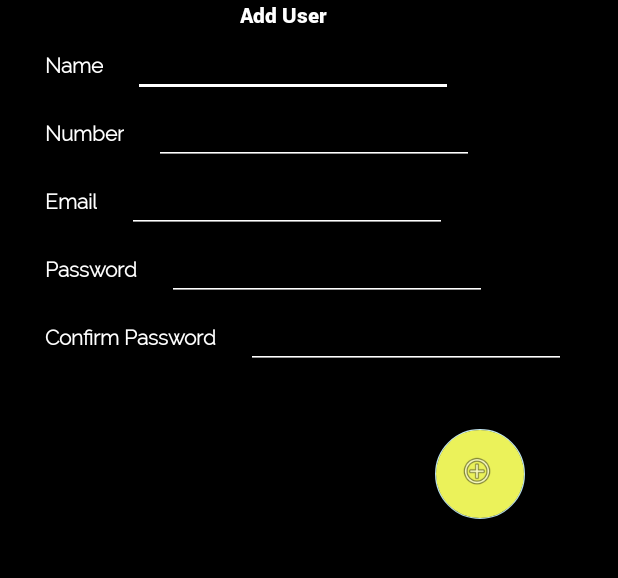
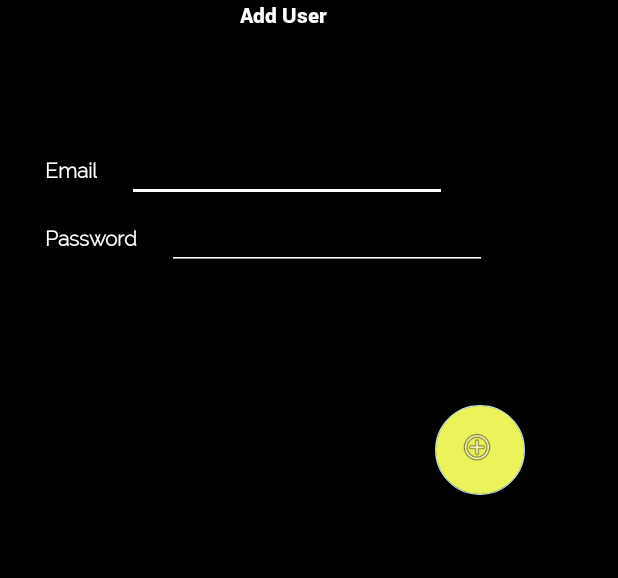
Before and after one commit to caoimhemalone/SoftwareProject, an Android app: the Register screen opened directly, with no data from a screen before it, on a phone screen of 412 x 824 dp, the part 147-725 px from its top. Run offline under Robolectric (Android 15) with nearby library versions, the phone set to English and light mode, and no system bars; our stand-ins replace Firebase (no records; nobody signed in at launch, a user with empty details on screens opened directly); 3 statements that could not run were skipped.

Commit message:
Fixed firebase issue
Updated the dependancy

```diff
--- a/SoftwareProjectAndroid/app/build.gradle
+++ b/SoftwareProjectAndroid/app/build.gradle
@@ -11,6 +11,8 @@ buildscript {
 
     dependencies {
         classpath 'com.android.tools.build:gradle:3.1.2'
+        classpath 'com.google.gms:google-services:3.3.1'
+
     }
 }
 
@@ -40,6 +42,7 @@ dependencies {
     implementation 'com.android.support:support-v4:26.1.0'
     implementation 'com.android.support:design:26.1.0'
     implementation 'com.android.support.constraint:constraint-layout:1.0.2'
+    implementation 'com.google.firebase:firebase-database:12.0.1'
     testImplementation 'junit:junit:4.12'
     androidTestImplementation 'com.android.support.test:runner:1.0.1'
     androidTestImplementation 'com.android.support.test.espresso:espresso-core:3.0.1'
@@ -49,6 +52,7 @@ dependencies {
     implementation 'com.android.support:multidex:1.0.0'
     implementation('com.amazonaws:aws-android-sdk-mobile-client:2.6.+@aar') { transitive = true; }
     implementation 'com.google.firebase:firebase-core:12.0.1'
+
 }
 
 apply plugin: 'com.google.gms.google-services'
--- a/SoftwareProjectAndroid/app/src/main/res/layout/login_content.xml
+++ b/SoftwareProjectAndroid/app/src/main/res/layout/login_content.xml
@@ -70,17 +70,17 @@
                 android:textStyle="bold"
                 />
 
-            <Button
-                android:id="@+id/LoginAM"
-                android:layout_width="150dp"
-                android:layout_height="wrap_content"
-                android:text="@string/loginAM"
-                android:layout_marginStart="120dp"
-                android:layout_marginTop="20dp"
-                android:textColor="@color/white"
-                android:background="@color/amazon"
-                android:fontFamily="@font/ralewaylight"
-                android:textStyle="bold"/>
+            <!--<Button-->
+                <!--android:id="@+id/LoginAM"-->
+                <!--android:layout_width="150dp"-->
+                <!--android:layout_height="wrap_content"-->
+                <!--android:text="@string/loginAM"-->
+                <!--android:layout_marginStart="120dp"-->
+                <!--android:layout_marginTop="20dp"-->
+                <!--android:textColor="@color/white"-->
+                <!--android:background="@color/amazon"-->
+                <!--android:fontFamily="@font/ralewaylight"-->
+                <!--android:textStyle="bold"/>-->
 
             <Button
                 android:id="@+id/SignUp"
--- a/SoftwareProjectAndroid/app/src/main/res/layout/register_content.xml
+++ b/SoftwareProjectAndroid/app/src/main/res/layout/register_content.xml
@@ -36,67 +36,70 @@
             android:textColor="@color/white"
             android:fontFamily="@font/robotoblack"
             android:textAlignment="center"
+            android:layout_marginBottom="70dp"
             />
 
-        <LinearLayout
-            android:layout_width="wrap_content"
-            android:layout_height="wrap_content"
-            android:orientation="horizontal"
-            android:id="@+id/nameLayout">
+        <!--<LinearLayout-->
+            <!--android:layout_width="wrap_content"-->
+            <!--android:layout_height="wrap_content"-->
+            <!--android:orientation="horizontal"-->
+            <!--android:id="@+id/nameLayout">-->
 
-            <TextView
-                android:id="@+id/auNameTV"
-                android:layout_width="match_parent"
-                android:layout_height="wrap_content"
-                android:text="@string/name"
-                android:layout_marginLeft="30dp"
-                android:textColor="@color/white"
-                android:fontFamily="@font/ralewaylight"
-                android:textStyle="bold"/>
+            <!--<TextView-->
+                <!--android:id="@+id/auNameTV"-->
+                <!--android:layout_width="match_parent"-->
+                <!--android:layout_height="wrap_content"-->
+                <!--android:text="@string/name"-->
+                <!--android:layout_marginLeft="30dp"-->
+                <!--android:textColor="@color/white"-->
+                <!--android:fontFamily="@font/ralewaylight"-->
+                <!--android:textStyle="bold"/>-->
 
-            <EditText
-                android:id="@+id/auNameET"
-                android:layout_width="wrap_content"
-                android:layout_height="wrap_content"
-                android:layout_weight="1"
-                android:layout_marginLeft="20dp"
-                android:ems="10"
-                android:inputType="textPersonName"
-                android:backgroundTint="@color/white"
-                />
+            <!--<EditText-->
+                <!--android:id="@+id/auNameET"-->
+                <!--android:layout_width="wrap_content"-->
+                <!--android:layout_height="wrap_content"-->
+                <!--android:layout_weight="1"-->
+                <!--android:layout_marginLeft="20dp"-->
+                <!--android:ems="10"-->
+                <!--android:inputType="textPersonName"-->
+                <!--android:backgroundTint="@color/white"-->
+                <!--android:textColor="@color/white"-->
+                <!--/>-->
 
 
-        </LinearLayout>
+        <!--</LinearLayout>-->
 
-        <LinearLayout
-            android:layout_width="wrap_content"
-            android:layout_height="wrap_content"
-            android:orientation="horizontal"
-            android:id="@+id/numberLayout">
+        <!--<LinearLayout-->
+            <!--android:layout_width="wrap_content"-->
+            <!--android:layout_height="wrap_content"-->
+            <!--android:orientation="horizontal"-->
+            <!--android:id="@+id/numberLayout">-->
 
-            <TextView
-                android:id="@+id/auNumTV"
-                android:layout_width="match_parent"
-                android:layout_height="wrap_content"
-                android:text="@string/number"
-                android:layout_marginLeft="30dp"
-                android:textColor="@color/white"
-                android:fontFamily="@font/ralewaylight"
-                android:textStyle="bold"/>
+            <!--<TextView-->
+                <!--android:id="@+id/auNumTV"-->
+                <!--android:layout_width="match_parent"-->
+                <!--android:layout_height="wrap_content"-->
+                <!--android:text="@string/number"-->
+                <!--android:layout_marginLeft="30dp"-->
+                <!--android:textColor="@color/white"-->
+                <!--android:fontFamily="@font/ralewaylight"-->
+                <!--android:textStyle="bold"/>-->
 
-            <EditText
-                android:id="@+id/auNumET"
-                android:layout_width="wrap_content"
-                android:layout_height="wrap_content"
-                android:layout_weight="1"
-                android:layout_marginLeft="20dp"
-                android:ems="10"
-                android:inputType="text|number"
-                android:backgroundTint="@color/white"
-                />
+            <!--<EditText-->
+                <!--android:id="@+id/auNumET"-->
+                <!--android:layout_width="wrap_content"-->
+                <!--android:layout_height="wrap_content"-->
+                <!--android:layout_weight="1"-->
+                <!--android:layout_marginLeft="20dp"-->
+                <!--android:ems="10"-->
+                <!--android:inputType="text|number"-->
+                <!--android:backgroundTint="@color/white"-->
+                <!--android:textColor="@color/white"-->
+                <!--/>-->
 
 
-        </LinearLayout>
+        <!--</LinearLayout>-->
 
 
         <LinearLayout
@@ -124,6 +127,7 @@
                 android:ems="10"
                 android:inputType="textEmailAddress"
                 android:backgroundTint="@color/white"
+                android:textColor="@color/white"
                 />
 
 
@@ -154,40 +158,42 @@
                 android:ems="10"
                 android:inputType="textPassword"
                 android:backgroundTint="@color/white"
+                android:textColor="@color/white"
                 />
 
 
         </LinearLayout>
 
-        <LinearLayout
-            android:layout_width="wrap_content"
-            android:layout_height="wrap_content"
-            android:orientation="horizontal"
-            android:id="@+id/ConpasswordLayout">
+        <!--<LinearLayout-->
+            <!--android:layout_width="wrap_content"-->
+            <!--android:layout_height="wrap_content"-->
+            <!--android:orientation="horizontal"-->
+            <!--android:id="@+id/ConpasswordLayout">-->
 
-            <TextView
-                android:id="@+id/auConPwordTV"
-                android:layout_width="match_parent"
-                android:layout_height="wrap_content"
-                android:text="@string/conPword"
-                android:layout_marginLeft="30dp"
-                android:textColor="@color/white"
-                android:fontFamily="@font/ralewaylight"
-                android:textStyle="bold"/>
+            <!--<TextView-->
+                <!--android:id="@+id/auConPwordTV"-->
+                <!--android:layout_width="match_parent"-->
+                <!--android:layout_height="wrap_content"-->
+                <!--android:text="@string/conPword"-->
+                <!--android:layout_marginLeft="30dp"-->
+                <!--android:textColor="@color/white"-->
+                <!--android:fontFamily="@font/ralewaylight"-->
+                <!--android:textStyle="bold"/>-->
 
-            <EditText
-                android:id="@+id/auConPwordET"
-                android:layout_width="wrap_content"
-                android:layout_height="wrap_content"
-                android:layout_weight="1"
-                android:layout_marginLeft="20dp"
-                android:ems="10"
-                android:inputType="textPassword"
-                android:backgroundTint="@color/white"
-                />
+            <!--<EditText-->
+                <!--android:id="@+id/auConPwordET"-->
+                <!--android:layout_width="wrap_content"-->
+                <!--android:layout_height="wrap_content"-->
+                <!--android:layout_weight="1"-->
+                <!--android:layout_marginLeft="20dp"-->
+                <!--android:ems="10"-->
+                <!--android:inputType="textPassword"-->
+                <!--android:backgroundTint="@color/white"-->
+                <!--android:textColor="@color/white"-->
+                <!--/>-->
 
 
-        </LinearLayout>
+        <!--</LinearLayout>-->
 
         <android.support.design.widget.FloatingActionButton
             android:id="@+id/addUserBTN"
@@ -199,7 +205,7 @@
             app:srcCompat="@android:drawable/ic_menu_add"
             android:background="@color/yellow"
             android:layout_marginStart="290dp"
-            android:layout_marginTop="40dp"
+            android:layout_marginTop="90dp"
             android:onClick="registerBtnClick"/>
 
     </LinearLayout>
--- a/SoftwareProjectAndroid/build.gradle
+++ b/SoftwareProjectAndroid/build.gradle
@@ -11,7 +11,7 @@ buildscript {
 
     dependencies {
         classpath 'com.android.tools.build:gradle:3.1.2'
-        classpath 'com.google.gms:google-services:3.2.0'
+        classpath 'com.google.gms:google-services:3.3.1'
     }
 }
 
```
Also changed, not shown: 1 other file.
